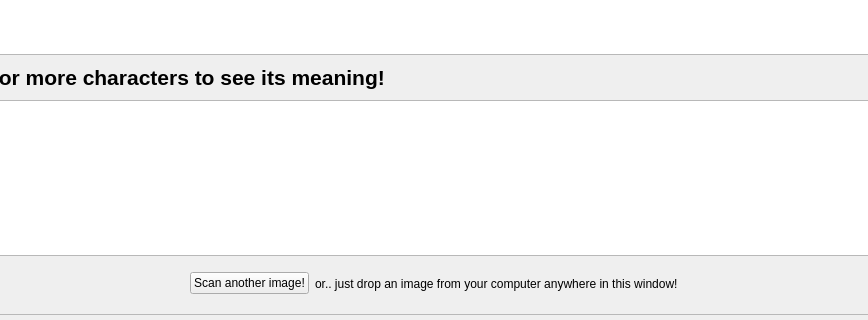
Old version of the form templates/ocr.ui in the repository siepenmaru/yomimate; both pictures show x 131 to 999 and y 602 to 922 of the 1128 by 922 pixel window.
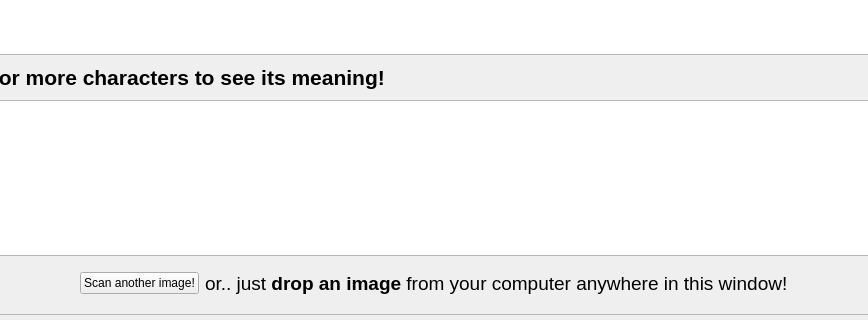
New version of the form.

Commit message: feat: enlarge user hint to drop images

```diff
--- a/templates/ocr.ui
+++ b/templates/ocr.ui
@@ -265,7 +265,7 @@
        <item>
         <widget class="QLabel" name="label_2">
          <property name="text">
-          <string>or.. just drop an image from your computer anywhere in this window!</string>
+          <string>&lt;html&gt;&lt;head/&gt;&lt;body&gt;&lt;p&gt;&lt;span style=&quot; font-size:14pt;&quot;&gt;or.. just &lt;/span&gt;&lt;span style=&quot; font-size:14pt; font-weight:600;&quot;&gt;drop an image&lt;/span&gt;&lt;span style=&quot; font-size:14pt;&quot;&gt; from your computer anywhere in this window!&lt;/span&gt;&lt;/p&gt;&lt;/body&gt;&lt;/html&gt;</string>
          </property>
         </widget>
        </item>
```
